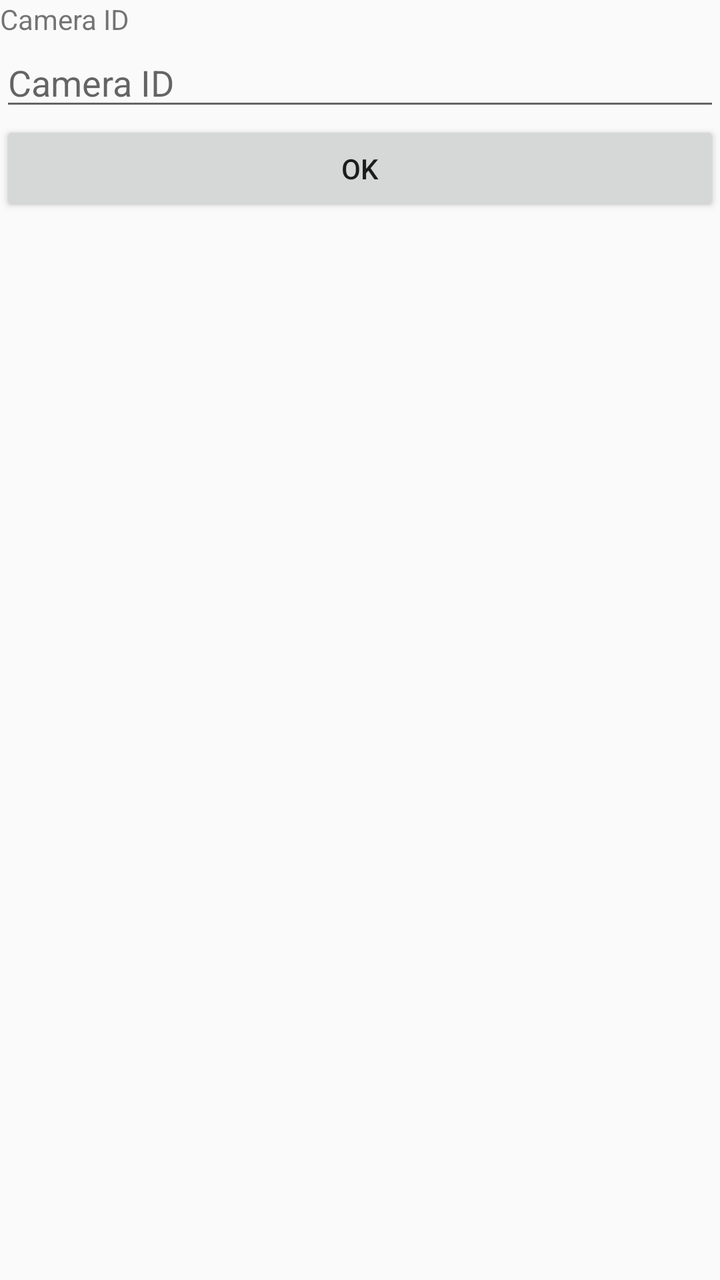
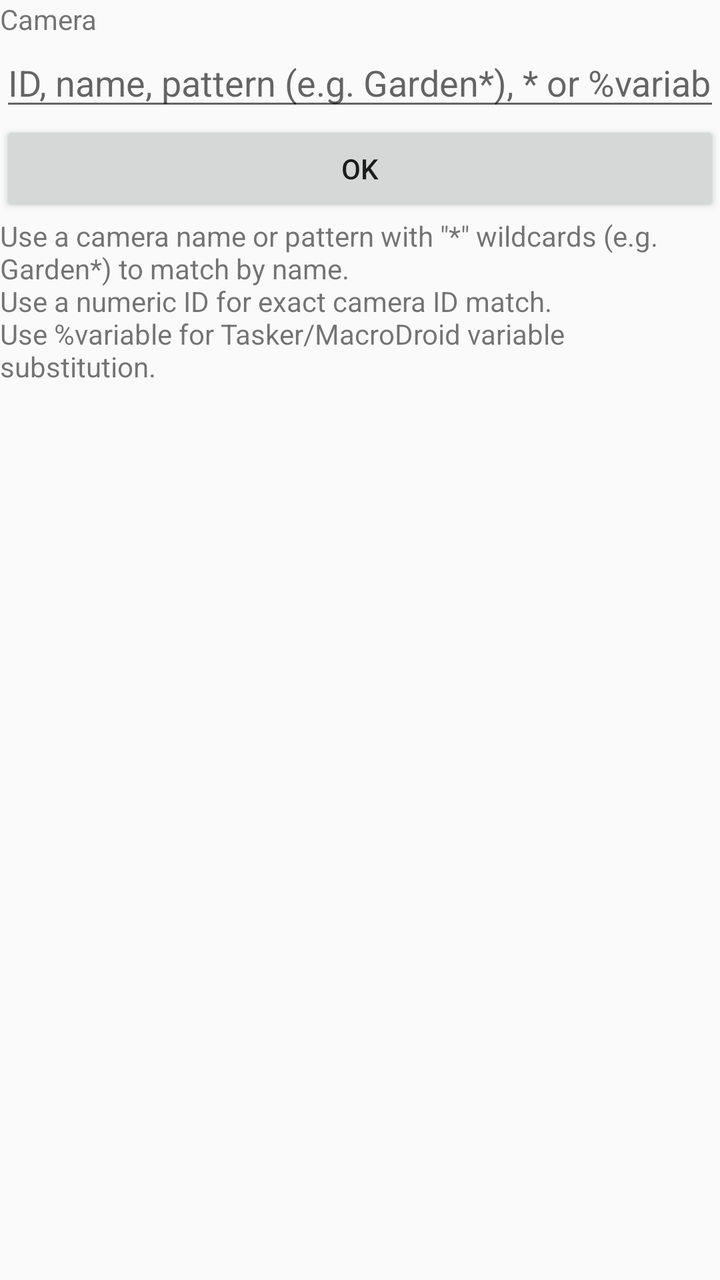

Compare the two renders of this Android layout. The source of the first and the diff that turns it into the second are given below.
<!-- AndroidManifest.xml: application theme AppTheme -->
<!-- res/layout/activity_config_trigger_camera_siren.xml -->
<?xml version="1.0" encoding="utf-8"?>
<LinearLayout xmlns:android="http://schemas.android.com/apk/res/android"
    android:orientation="vertical" android:layout_width="match_parent"
    android:layout_height="match_parent"
    xmlns:tools="http://schemas.android.com/tools"
    tools:context=".tasker.ActivityConfigTriggerSirenAction"
    >

    <TextView
        android:layout_width="match_parent"
        android:layout_height="wrap_content"
        android:text="Camera ID" />

    <EditText
        android:id="@+id/editCameraID"
        android:layout_width="match_parent"
        android:layout_height="wrap_content"
        android:ems="10"
        android:inputType="text"
        android:hint="Camera ID" />

    <Button
        android:id="@+id/buttonOK"
        android:layout_width="match_parent"
        android:layout_height="wrap_content"
        android:text="OK" />

</LinearLayout>
<!-- resources referenced by this layout -->
<resources>
  <style name="AppTheme" parent="Theme.AppCompat.Light.DarkActionBar">
          
          <item name="colorPrimary">@color/colorPrimary</item>
          <item name="colorPrimaryDark">@color/colorPrimaryDark</item>
          <item name="colorAccent">@color/colorAccent</item>
      </style>
  <color name="colorPrimary">#008577</color>
  <color name="colorPrimaryDark">#00574B</color>
  <color name="colorAccent">#D81B60</color>
</resources>

<!-- the commit's change to res/layout/activity_config_trigger_camera_siren.xml (unified diff, before → after) -->
@@ -9,7 +9,7 @@
     <TextView
         android:layout_width="match_parent"
         android:layout_height="wrap_content"
-        android:text="Camera ID" />
+        android:text="Camera" />
 
     <EditText
         android:id="@+id/editCameraID"
@@ -17,7 +17,7 @@
         android:layout_height="wrap_content"
         android:ems="10"
         android:inputType="text"
-        android:hint="Camera ID" />
+        android:hint="ID, name, pattern (e.g. Garden*), * or %variable" />
 
     <Button
         android:id="@+id/buttonOK"
@@ -25,4 +25,10 @@
         android:layout_height="wrap_content"
         android:text="OK" />
 
+    <TextView
+        android:id="@+id/textView"
+        android:layout_width="match_parent"
+        android:layout_height="wrap_content"
+        android:text="Use a camera name or pattern with &quot;*&quot; wildcards (e.g. Garden*) to match by name.\nUse a numeric ID for exact camera ID match.\nUse %variable for Tasker/MacroDroid variable substitution." />
+
 </LinearLayout>
